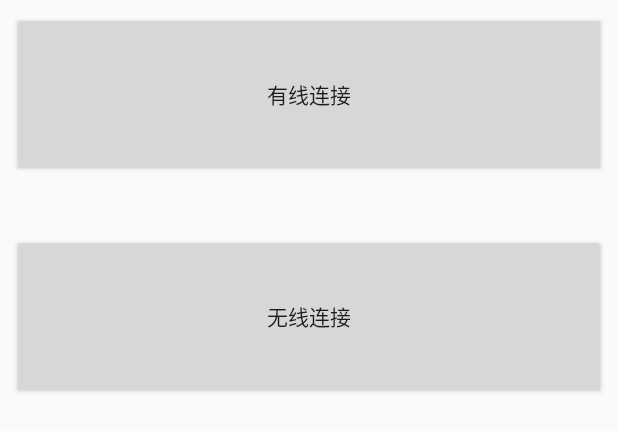
After one commit to qtp1300/AS_OPENCV340_cemera.jar, an Android app: the layout init_select_page.xml on its own in the app's theme, with its tools: preview values and no code run, on a phone screen of 412 x 824 dp. The commit adds this screen. Shown: the top 431 px of the screen. Run offline under Robolectric (Android 15) with nearby library versions, the phone set to English and light mode, and no system bars.

Commit message:
18.5.8(真8号)（第三次同步） 1、有线摄像头和串口通信正常，其它部分未改动但WiFi连接没有成功建立，再加入一个第一屏，选择有线或无线，之后解决WiFi问题。 2、WiFi能够正常获取图片，但使用WiFi发送命令时提示在主线程操作网络，好像新开的线程可以使用，下一步尝试新开线程发送 3、（可用）有线无线均可正常使用。

```diff
--- a/app/src/main/java/com/qtp000/a03cemera_preview/ValuesApplication.java
+++ b/app/src/main/java/com/qtp000/a03cemera_preview/ValuesApplication.java
@@ -4,7 +4,7 @@ import android.app.Application;
 import android.content.ComponentName;
 import android.content.Intent;
 
-//import static com.qtp000.a03cemera_preview.ValuesApplication.Mode.Serial;
+//import static com.qtp000.a03cemera_preview.ValuesApplication.Mode.SerialAcyivity;
 
 /**
  * Created by 祁天培 on 2018/5/6.
@@ -13,9 +13,9 @@ import android.content.Intent;
 public class ValuesApplication {
     public static String purecameraip =null;
 //    public enum Mode{
-//        Serial,Socket
+//        SerialAcyivity,Socket
 //    }
-//    public static Mode SerialOrSocket = Serial;
+//    public static Mode SerialOrSocket = SerialAcyivity;
     public static boolean isserial = true;
 
 /*    @Override
--- /dev/null
+++ b/app/src/main/res/layout/init_select_page.xml
@@ -0,0 +1,36 @@
+<?xml version="1.0" encoding="utf-8"?>
+<android.support.constraint.ConstraintLayout
+    xmlns:android="http://schemas.android.com/apk/res/android"
+    xmlns:app="http://schemas.android.com/apk/res-auto"
+    xmlns:tools="http://schemas.android.com/tools"
+    android:layout_width="match_parent"
+    android:layout_height="match_parent">
+
+    <Button
+        android:id="@+id/btn_wire"
+        android:layout_width="0dp"
+        android:layout_height="110dp"
+        android:layout_marginEnd="8dp"
+        android:layout_marginStart="8dp"
+        android:layout_marginTop="8dp"
+        android:text="@string/brn_wire_connect"
+        app:layout_constraintEnd_toEndOf="parent"
+        app:layout_constraintStart_toStartOf="parent"
+        app:layout_constraintTop_toTopOf="parent" />
+
+    <Button
+        android:id="@+id/btn_wireless"
+        android:layout_width="0dp"
+        android:layout_height="110dp"
+        android:layout_marginBottom="8dp"
+        android:layout_marginEnd="8dp"
+        android:layout_marginStart="8dp"
+        android:layout_marginTop="8dp"
+        android:text="@string/brn_wireless_connect"
+        app:layout_constraintBottom_toBottomOf="parent"
+        app:layout_constraintEnd_toEndOf="parent"
+        app:layout_constraintHorizontal_bias="0.031"
+        app:layout_constraintStart_toStartOf="parent"
+        app:layout_constraintTop_toBottomOf="@+id/btn_wire"
+        app:layout_constraintVertical_bias="0.052" />
+</android.support.constraint.ConstraintLayout>
--- a/app/src/main/res/values/strings.xml
+++ b/app/src/main/res/values/strings.xml
@@ -15,5 +15,7 @@
     <string name="speed">速度:</string>
     <string name="coded_disc">码盘:</string>
     <string name="angle_disc">角度:</string>
+    <string name="brn_wire_connect">有线连接</string>
+    <string name="brn_wireless_connect">无线连接</string>
 
 </resources>
```
Also changed, not shown: app/src/main/AndroidManifest.xml (+13 -1 lines), app/src/main/java/com/qtp000/a03cemera_preview/Init_page/Init_page_activity.java (added, +76 -0 lines), app/src/main/java/com/qtp000/a03cemera_preview/MainActivity.java (+26 -1 lines), app/src/main/java/com/qtp000/a03cemera_preview/Serial/SerialAcyivity.java (renamed from app/src/main/java/com/qtp000/a03cemera_preview/Serial/Serial.java, +12 -15 lines), app/src/main/java/com/qtp000/a03cemera_preview/Socket_connect.java (+13 -10 lines).
